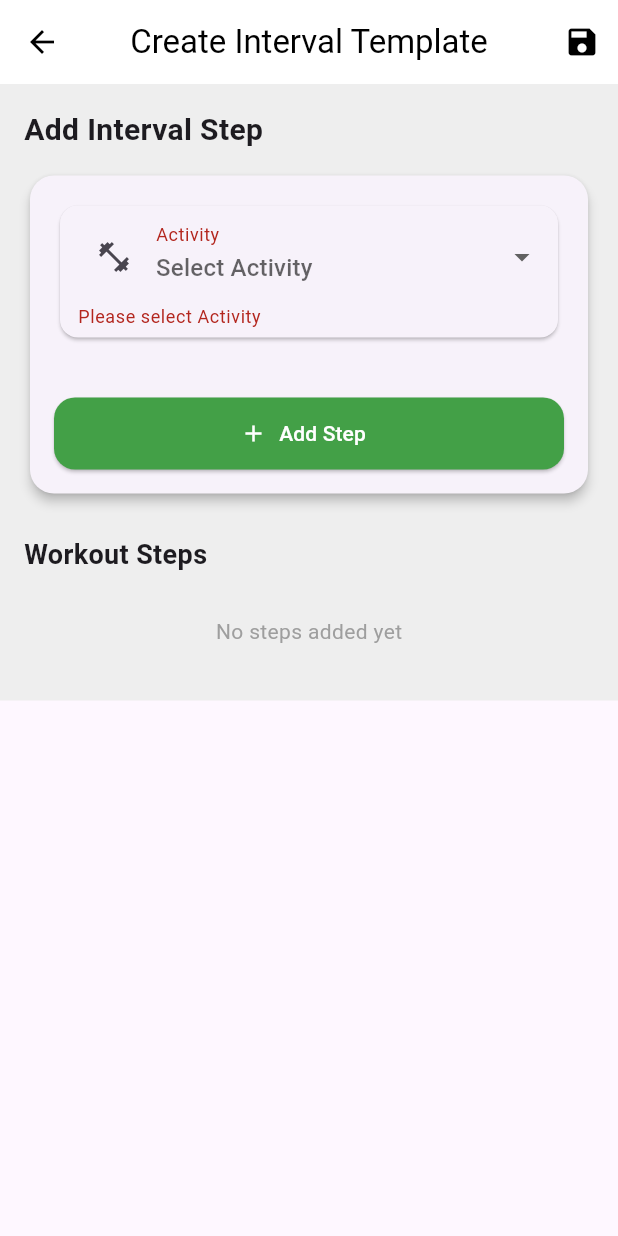
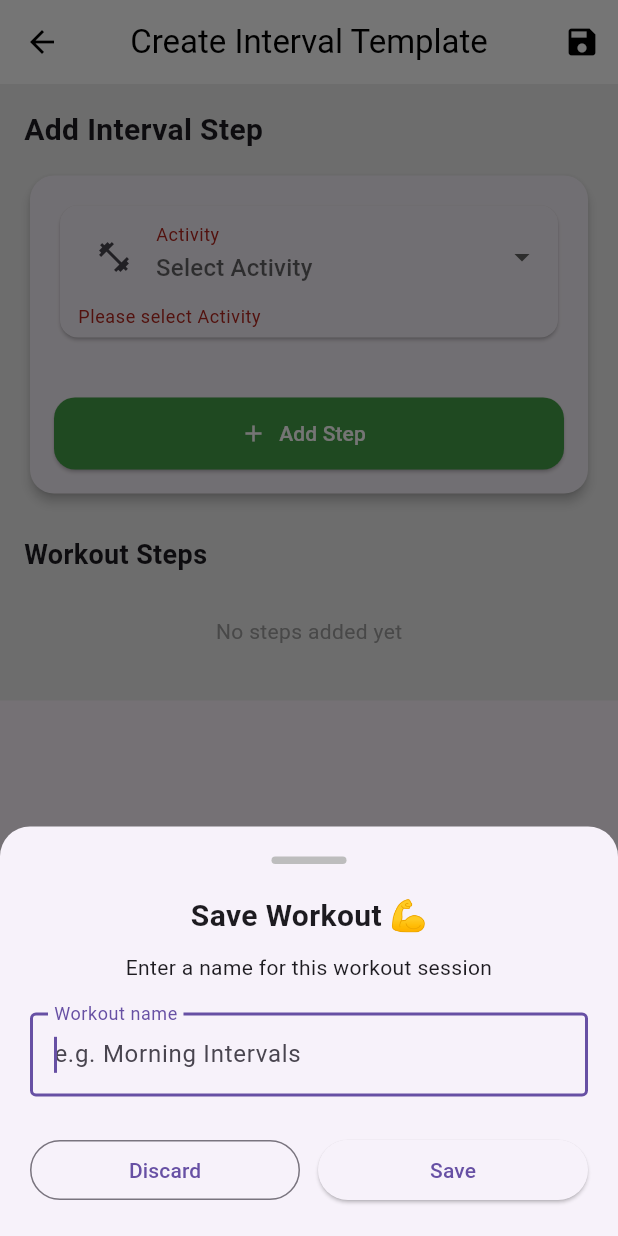
Before and after one commit to MuhammadAbbasR/ChronoMaster, a Flutter app: the CreateIntervalTemplate screen opened directly, after a tap on "Add Step", after a tap on the "save" icon, on a phone screen of 412 x 824 dp. Run offline on Flutter 3.47's test engine with Material 3 defaults, Android fonts, the phone set to English and light mode, and no system bars; our stand-ins replace fl_chart, hive, hive_flutter; missing offline and left inert: dart:js_interop; accounts and stored records are empty.

Commit message:
commit 29/12/2025

```diff
--- a/lib/main.dart
+++ b/lib/main.dart
@@ -35,4 +35,5 @@ class MyApp extends StatelessWidget {
       home: IntervalMainScreen(),
     );
   }
+
 }
--- a/lib/views/create_interval_template.dart
+++ b/lib/views/create_interval_template.dart
@@ -1,4 +1,9 @@
+import 'package:chronomaster_pro/model/workout_step_model.dart';
+import 'package:chronomaster_pro/model/workout_template_model.dart';
+import 'package:chronomaster_pro/view_model/time_interval_provider.dart';
+import 'package:chronomaster_pro/widgets/save_template.dart';
 import 'package:flutter/material.dart';
+import 'package:provider/provider.dart';
 
 class CreateIntervalTemplate extends StatefulWidget {
   const CreateIntervalTemplate({super.key});
@@ -14,7 +19,7 @@ class _CreateIntervalTemplateState extends State<CreateIntervalTemplate> {
   String? selectedTime;
 
   List<String> steps = [];
-
+  List<WorkoutStep> workStep=[];
   // Dropdown options
   final List<String> workOptions = [
     "Warm Up",
@@ -59,7 +64,17 @@ class _CreateIntervalTemplateState extends State<CreateIntervalTemplate> {
         foregroundColor: Colors.black,
         actions: [
           IconButton(
-            onPressed: () {},
+            onPressed: () async{
+          String? check=   await  showSaveWorkoutBottomSheet(context);
+          if(check!=null){
+            Provider.of<TimeIntervalProvider>(context,listen: false).addTemplate(WorkoutTemplate
+              (id: DateTime.now().toString(), name: check, steps: workStep, createdAt: DateTime.now()));
+          Navigator.pop(context);
+          }
+          //    Provider.of<TimeIntervalProvider>(context,listen: false).addTemplate(WorkoutTemplate
+          //      (id: id, name: name, steps: steps, createdAt: DateTime.now()));
+
+            },
             icon: const Icon(Icons.save),
           ),
         ],
@@ -128,7 +143,10 @@ class _CreateIntervalTemplateState extends State<CreateIntervalTemplate> {
                         ElevatedButton.icon(
                           onPressed: () {
                             if (_formKey.currentState!.validate()) {
+
                               setState(() {
+                                workStep.add(WorkoutStep(id: "${workStep.length+1}", name: selectedWork!,
+                                    duration: int.parse(selectedTime!)));
                                 steps.add(
                                     "$selectedWork • $selectedTime sec");
                                 selectedWork = null;
@@ -172,7 +190,7 @@ class _CreateIntervalTemplateState extends State<CreateIntervalTemplate> {
                 const SizedBox(height: 8),
 
                 // Empty State
-                if (steps.isEmpty)
+                if (workStep.isEmpty)
                   const Padding(
                     padding: EdgeInsets.symmetric(vertical: 20),
                     child: Center(
@@ -198,9 +216,9 @@ class _CreateIntervalTemplateState extends State<CreateIntervalTemplate> {
                       child: ListTile(
                         leading: CircleAvatar(
                           backgroundColor: Colors.green.shade100,
-                          child: Text("${index + 1}"),
+                          child: Text("${workStep.length}"),
                         ),
-                        title: Text(steps[index]),
+                        title: Text(workStep[index].name),
                         trailing: const Icon(Icons.drag_handle),
                       ),
                     );
--- /dev/null
+++ b/lib/widgets/save_template.dart
@@ -0,0 +1,94 @@
+import "package:flutter/material.dart";
+
+Future<String?> showSaveWorkoutBottomSheet(BuildContext context) {
+
+  final TextEditingController nameController = TextEditingController();
+
+  return showModalBottomSheet<String>(
+    context: context,
+    isDismissible: false,
+    enableDrag: false,
+    shape: const RoundedRectangleBorder(
+      borderRadius: BorderRadius.vertical(top: Radius.circular(20)),
+    ),
+    builder: (context) {
+      return Padding(
+        padding: EdgeInsets.fromLTRB(
+          20,
+          20,
+          20,
+          MediaQuery.of(context).viewInsets.bottom + 20,
+        ),
+        child: Column(
+          mainAxisSize: MainAxisSize.min,
+          children: [
+            // Drag handle
+            Container(
+              width: 50,
+              height: 5,
+              decoration: BoxDecoration(
+                color: Colors.grey.shade400,
+                borderRadius: BorderRadius.circular(10),
+              ),
+            ),
+            const SizedBox(height: 20),
+
+            const Text(
+              'Save Workout 💪',
+              style: TextStyle(
+                fontSize: 20,
+                fontWeight: FontWeight.bold,
+              ),
+            ),
+
+            const SizedBox(height: 10),
+            const Text(
+              'Enter a name for this workout session',
+              textAlign: TextAlign.center,
+            ),
+
+            const SizedBox(height: 20),
+
+            // Name field
+            TextField(
+              controller: nameController,
+              autofocus: true,
+              decoration: const InputDecoration(
+                labelText: 'Workout name',
+                hintText: 'e.g. Morning Intervals',
+                border: OutlineInputBorder(),
+              ),
+            ),
+
+            const SizedBox(height: 25),
+
+            Row(
+              children: [
+                Expanded(
+                  child: OutlinedButton(
+                    onPressed: () =>
+                        Navigator.pop(context, null),
+                    child: const Text('Discard'),
+                  ),
+                ),
+                const SizedBox(width: 12),
+                Expanded(
+                  child: ElevatedButton(
+                    onPressed: () {
+                      final name = nameController.text.trim();
+                      if (name.isNotEmpty) {
+                        Navigator.pop(context, name);
+                      }
+                    },
+                    child: const Text('Save'),
+                  ),
+                ),
+              ],
+            ),
+          ],
+        ),
+      );
+    },
+  );
+
+}
```
Also changed, not shown: lib/services/hive_services.dart (+11 -2 lines), lib/view_model/time_interval_provider.dart (+71 -3 lines), lib/views/interval_main_screen.dart (+25 -6 lines).
